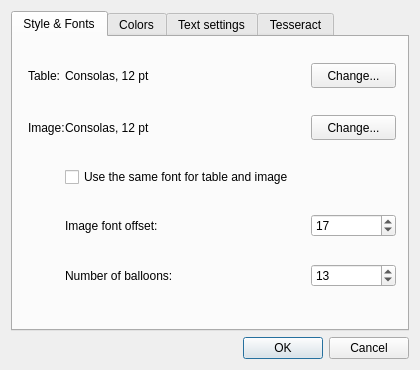
Qt form SettingsDialog.ui (sashoalm/TesseractBoxEditor) before a commit.
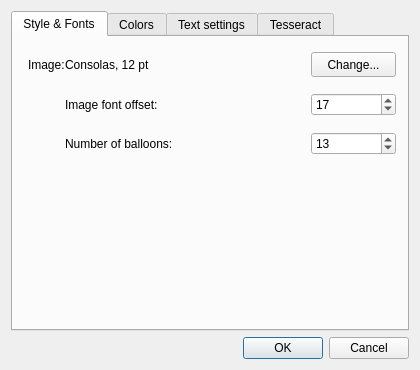
The same form after that commit.

Commit message: Removed the table font.

```diff
--- a/SettingsDialog.ui
+++ b/SettingsDialog.ui
@@ -80,7 +80,17 @@
           <property name="verticalSpacing">
            <number>16</number>
           </property>
-          <item row="4" column="1">
+          <item row="1" column="3">
+           <widget class="QSpinBox" name="offsetSpinBox">
+            <property name="toolTip">
+             <string>How far should be displayed symbol from baseline.</string>
+            </property>
+            <property name="value">
+             <number>17</number>
+            </property>
+           </widget>
+          </item>
+          <item row="2" column="1">
            <widget class="QLabel" name="balloonsLabel">
             <property name="text">
              <string>Number of balloons:</string>
@@ -88,7 +98,7 @@
            </widget>
           </item>
           <item row="0" column="2">
-           <spacer name="horizontalSpacer_7">
+           <spacer name="horizontalSpacer_8">
             <property name="orientation">
              <enum>Qt::Horizontal</enum>
             </property>
@@ -100,7 +110,14 @@
             </property>
            </spacer>
           </item>
-          <item row="4" column="3">
+          <item row="0" column="0">
+           <widget class="QLabel" name="fontImageLbl">
+            <property name="text">
+             <string>Image:</string>
+            </property>
+           </widget>
+          </item>
+          <item row="2" column="3">
            <widget class="QSpinBox" name="ballonsSpinBox">
             <property name="toolTip">
              <string>How many &quot;balloons&quot; should be shown on image.</string>
@@ -113,71 +130,14 @@
             </property>
            </widget>
           </item>
-          <item row="3" column="3">
-           <widget class="QSpinBox" name="offsetSpinBox">
-            <property name="toolTip">
-             <string>How far should be displayed symbol from baseline.</string>
-            </property>
-            <property name="value">
-             <number>17</number>
-            </property>
-           </widget>
-          </item>
           <item row="0" column="1">
-           <widget class="QLabel" name="fontLabel">
-            <property name="text">
-             <string>Consolas, 12 pt</string>
-            </property>
-           </widget>
-          </item>
-          <item row="3" column="1" colspan="2">
-           <widget class="QLabel" name="offsetLabel">
-            <property name="text">
-             <string>Image font offset:</string>
-            </property>
-           </widget>
-          </item>
-          <item row="0" column="3">
-           <widget class="QPushButton" name="fontButton">
-            <property name="minimumSize">
-             <size>
-              <width>85</width>
-              <height>25</height>
-             </size>
-            </property>
-            <property name="text">
-             <string>Change...</string>
-            </property>
-           </widget>
-          </item>
-          <item row="1" column="1">
            <widget class="QLabel" name="fontImageLabel">
             <property name="text">
              <string>Consolas, 12 pt</string>
             </property>
            </widget>
           </item>
-          <item row="1" column="2">
-           <spacer name="horizontalSpacer_8">
-            <property name="orientation">
-             <enum>Qt::Horizontal</enum>
-            </property>
-            <property name="sizeHint" stdset="0">
-             <size>
-              <width>40</width>
-              <height>20</height>
-             </size>
-            </property>
-           </spacer>
-          </item>
-          <item row="1" column="0">
-           <widget class="QLabel" name="fontImageLbl">
-            <property name="text">
-             <string>Image:</string>
-            </property>
-           </widget>
-          </item>
-          <item row="1" column="3">
+          <item row="0" column="3">
            <widget class="QPushButton" name="fontImageButton">
             <property name="minimumSize">
              <size>
@@ -190,19 +150,25 @@
             </property>
            </widget>
           </item>
-          <item row="2" column="1" colspan="3">
-           <widget class="QCheckBox" name="useSameFontCB">
+          <item row="1" column="1" colspan="2">
+           <widget class="QLabel" name="offsetLabel">
             <property name="text">
-             <string>Use the same font for table and image</string>
+             <string>Image font offset:</string>
             </property>
            </widget>
           </item>
-          <item row="0" column="0">
-           <widget class="QLabel" name="fontTableLbl">
-            <property name="text">
-             <string>Table:</string>
+          <item row="3" column="0" colspan="4">
+           <spacer name="verticalSpacer">
+            <property name="orientation">
+             <enum>Qt::Vertical</enum>
             </property>
-           </widget>
+            <property name="sizeHint" stdset="0">
+             <size>
+              <width>20</width>
+              <height>40</height>
+             </size>
+            </property>
+           </spacer>
           </item>
          </layout>
          <zorder>fontLabel</zorder>
```
Left out of the diff: 52 changed lines with no effect on the pictures. The commit also changes 5 other files.
